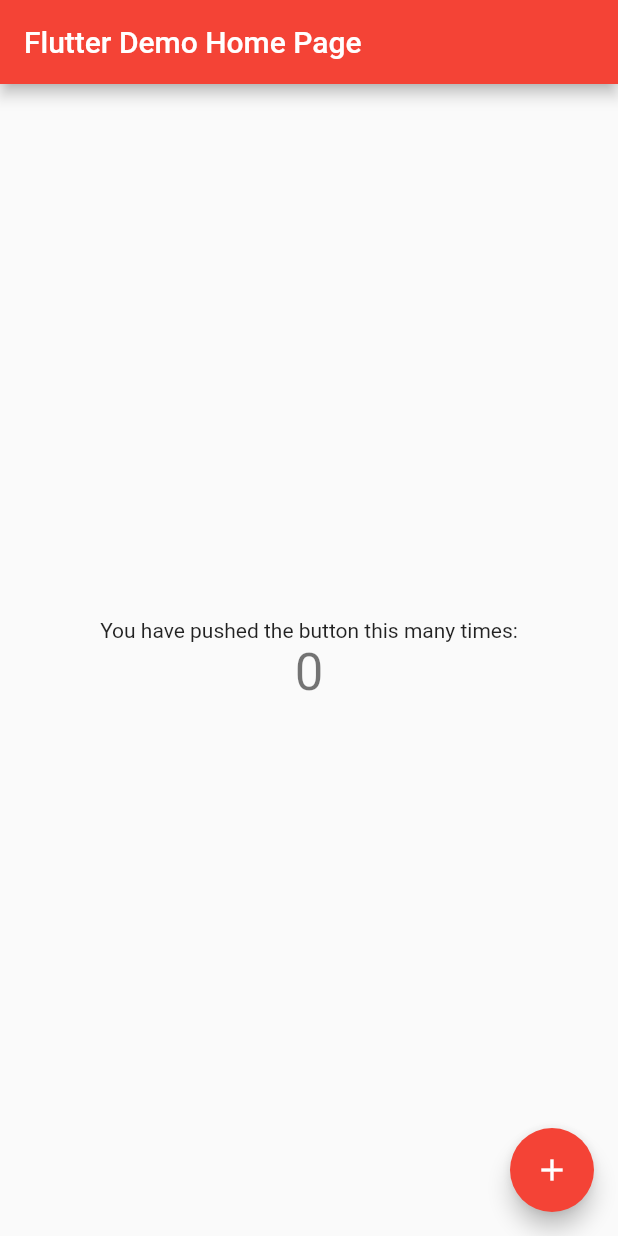
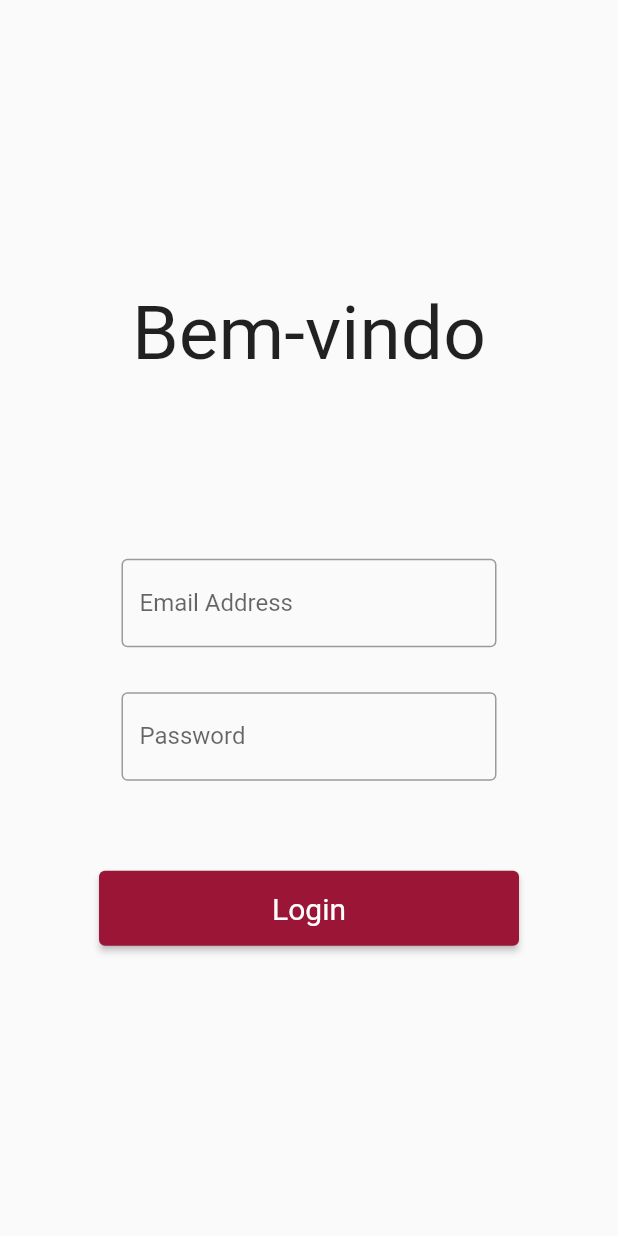
Before and after one commit to JonasCSilva/for_hour, a Flutter app: the screen it shows after launch, on a phone screen of 412 x 824 dp. Run offline on Flutter 3.47's test engine with Material 2 defaults, Android fonts, the phone set to English and light mode, and no system bars.

Commit message:
Login page modified

```diff
--- a/lib/main.dart
+++ b/lib/main.dart
@@ -9,58 +9,60 @@ class MyApp extends StatelessWidget {
 
   @override
   Widget build(BuildContext context) {
-    return MaterialApp(
-      title: 'Flutter Demo',
-      theme: ThemeData(
-        primarySwatch: Colors.red,
-      ),
-      home: const MyHomePage(title: 'Flutter Demo Home Page'),
+    return const MaterialApp(
+      debugShowCheckedModeBanner: false,
+      home: LoginPage(),
     );
   }
 }
 
-class MyHomePage extends StatefulWidget {
-  const MyHomePage({super.key, required this.title});
-
-  final String title;
+class LoginPage extends StatefulWidget {
+  const LoginPage({super.key});
 
   @override
-  State<MyHomePage> createState() => _MyHomePageState();
+  State<LoginPage> createState() => _LoginPageState();
 }
 
-class _MyHomePageState extends State<MyHomePage> {
-  int _counter = 0;
-
-  void _incrementCounter() {
-    setState(() {
-      _counter++;
-    });
-  }
-
+class _LoginPageState extends State<LoginPage> {
   @override
   Widget build(BuildContext context) {
     return Scaffold(
-      appBar: AppBar(
-        title: Text(widget.title),
-      ),
       body: Center(
         child: Column(
-          mainAxisAlignment: MainAxisAlignment.center,
-          children: <Widget>[
-            const Text(
-              'You have pushed the button this many times:',
-            ),
-            Text(
-              '$_counter',
-              style: Theme.of(context).textTheme.headline4,
-            ),
-          ],
-        ),
-      ),
-      floatingActionButton: FloatingActionButton(
-        onPressed: _incrementCounter,
-        tooltip: 'Increment',
-        child: const Icon(Icons.add),
+            mainAxisAlignment: MainAxisAlignment.center,
+            children: <Widget>[
+              const Text('Bem-vindo', style: TextStyle(fontSize: 50)),
+              const SizedBox(height: 120),
+              ConstrainedBox(
+                  constraints: const BoxConstraints.tightFor(width: 250),
+                  child: const TextField(
+                    obscureText: true,
+                    decoration: InputDecoration(
+                      border: OutlineInputBorder(),
+                      labelText: 'Email Address',
+                    ),
+                  )),
+              const SizedBox(height: 30),
+              ConstrainedBox(
+                  constraints: const BoxConstraints.tightFor(width: 250),
+                  child: const TextField(
+                    obscureText: true,
+                    decoration: InputDecoration(
+                      border: OutlineInputBorder(),
+                      labelText: 'Password',
+                    ),
+                  )),
+              const SizedBox(height: 60),
+              ConstrainedBox(
+                  constraints: const BoxConstraints.tightFor(width: 280, height: 50),
+                  child: ElevatedButton(
+                    style: ElevatedButton.styleFrom(
+                        backgroundColor: const Color(0xff9b1536),
+                        textStyle: const TextStyle(fontSize: 20)),
+                    onPressed: () {},
+                    child: const Text('Login'),
+                  )),
+            ]),
       ),
     );
   }
```
